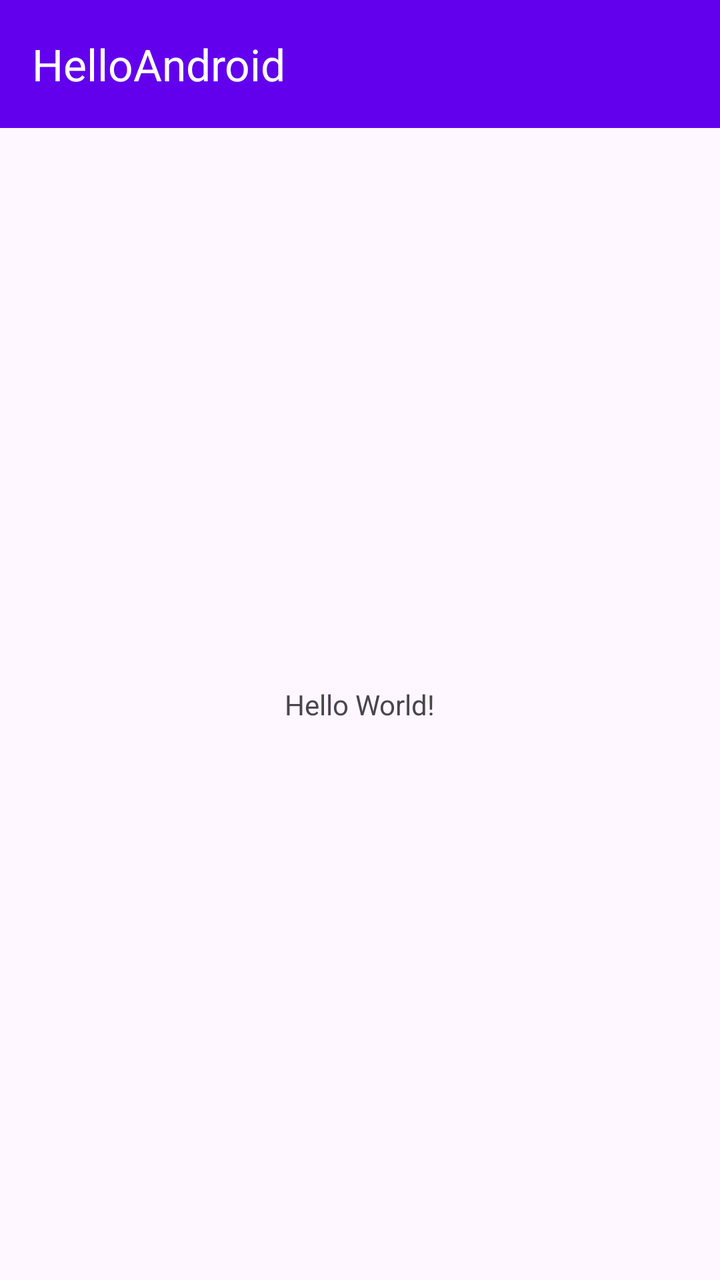
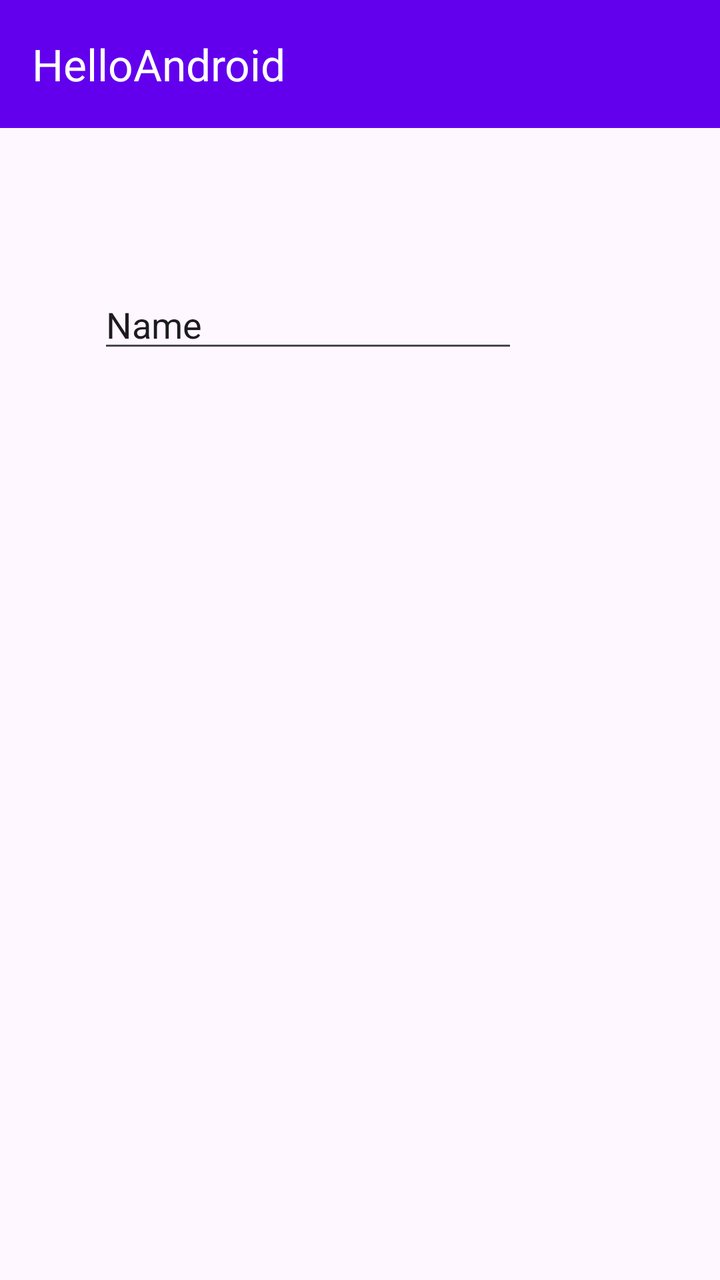

The first picture is an Android layout as it rendered before a commit; the second is the same layout after the commit. The layout source and the unified diff follow.
<!-- AndroidManifest.xml: application theme Theme.BaiTH1_HelloWorld -->
<!-- res/layout/activity_main.xml -->
<?xml version="1.0" encoding="utf-8"?>
<androidx.constraintlayout.widget.ConstraintLayout xmlns:android="http://schemas.android.com/apk/res/android"
    xmlns:app="http://schemas.android.com/apk/res-auto"
    xmlns:tools="http://schemas.android.com/tools"
    android:id="@+id/main"
    android:layout_width="match_parent"
    android:layout_height="match_parent"
    tools:context=".MainActivity">

    <androidx.appcompat.widget.Toolbar
        android:id="@+id/toolbar"
        android:layout_width="0dp"
        android:layout_height="?attr/actionBarSize"
        android:background="#6200EE"
        android:theme="@style/ThemeOverlay.AppCompat.Dark.ActionBar"
        app:title="HelloAndroid"
        app:layout_constraintTop_toTopOf="parent"
        app:layout_constraintStart_toStartOf="parent"
        app:layout_constraintEnd_toEndOf="parent" />

    <TextView
        android:layout_width="wrap_content"
        android:layout_height="wrap_content"
        android:text="Hello World!"
        app:layout_constraintBottom_toBottomOf="parent"
        app:layout_constraintEnd_toEndOf="parent"
        app:layout_constraintStart_toStartOf="parent"
        app:layout_constraintTop_toBottomOf="@id/toolbar" />

</androidx.constraintlayout.widget.ConstraintLayout>
<!-- resources referenced by this layout -->
<resources>
  <style name="Theme.BaiTH1_HelloWorld" parent="Base.Theme.BaiTH1_HelloWorld" />
  <style name="Base.Theme.BaiTH1_HelloWorld" parent="Theme.Material3.DayNight.NoActionBar">
          
          
      </style>
</resources>

<!-- the commit's change to res/layout/activity_main.xml (unified diff, before → after) -->
@@ -18,13 +18,21 @@
         app:layout_constraintStart_toStartOf="parent"
         app:layout_constraintEnd_toEndOf="parent" />
 
-    <TextView
+    <EditText
+        android:id="@+id/editTextText"
         android:layout_width="wrap_content"
         android:layout_height="wrap_content"
-        android:text="Hello World!"
+        android:layout_marginStart="101dp"
+        android:layout_marginTop="76dp"
+        android:layout_marginEnd="101dp"
+        android:ems="10"
+        android:inputType="text"
+        android:text="Name"
         app:layout_constraintBottom_toBottomOf="parent"
         app:layout_constraintEnd_toEndOf="parent"
+        app:layout_constraintHorizontal_bias="1.0"
         app:layout_constraintStart_toStartOf="parent"
-        app:layout_constraintTop_toBottomOf="@id/toolbar" />
+        app:layout_constraintTop_toBottomOf="@+id/toolbar"
+        app:layout_constraintVertical_bias="0.0" />
 
 </androidx.constraintlayout.widget.ConstraintLayout>
